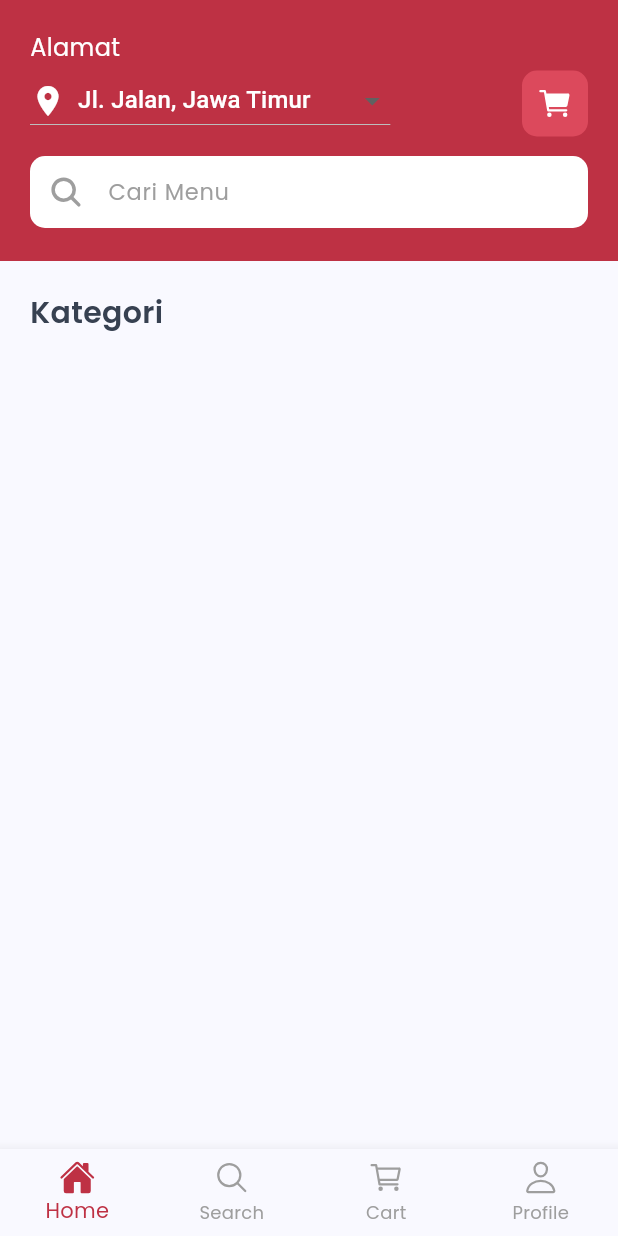
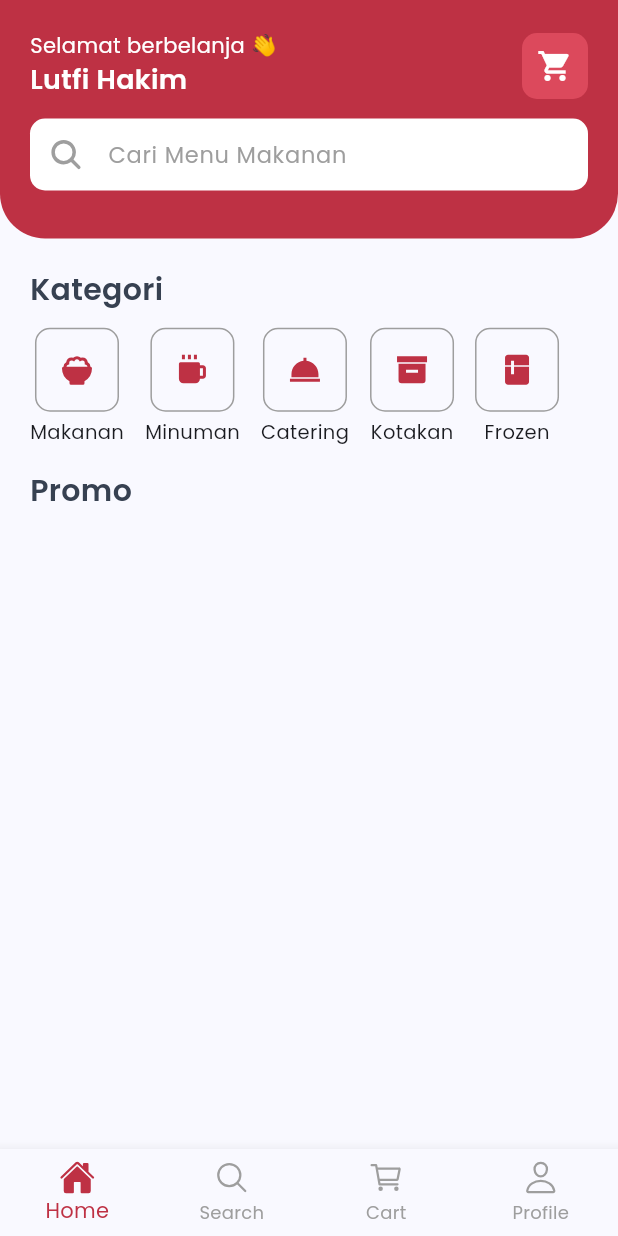
Before and after one commit to adella-kitchen/adella-mobile, a Flutter app: the screen it shows after launch, on a phone screen of 412 x 824 dp. Run offline on Flutter 3.47's test engine with Material 3 defaults, Android fonts, the phone set to English and light mode, and no system bars; our stand-ins replace animated_splash_screen, flutter_signin_button, get, icons_plus, ionicons, page_transition.

Commit message:
create home view and add widget for home
tapi masih 30% dan masih static

```diff
--- a/lib/app/modules/home/views/home_view.dart
+++ b/lib/app/modules/home/views/home_view.dart
@@ -1,10 +1,11 @@
 import 'package:adella_kitchen/app/modules/home/views/widget.dart';
+import 'package:adella_kitchen/theme/app_theme.dart';
 import 'package:adella_kitchen/theme/color.dart';
 import 'package:adella_kitchen/theme/widget/app_widget.dart';
 import 'package:flutter/cupertino.dart';
 import 'package:flutter/material.dart';
 import 'package:flutter/widgets.dart';
-
+import 'package:icons_plus/icons_plus.dart';
 import 'package:get/get.dart';
 import 'package:ionicons/ionicons.dart';
 
@@ -25,7 +26,13 @@ class HomeView extends GetView<HomeController> {
         Container(
           padding: const EdgeInsets.all(20),
           width: double.infinity,
-          color: myColor().primaryColor,
+          decoration: BoxDecoration(
+            color: myColor().primaryColor,
+            borderRadius: const BorderRadius.only(
+              bottomLeft: Radius.circular(30),
+              bottomRight: Radius.circular(30),
+            ),
+          ),
           child: Column(
             crossAxisAlignment: CrossAxisAlignment.start,
             children: [
@@ -35,77 +42,82 @@ class HomeView extends GetView<HomeController> {
                   Column(
                     crossAxisAlignment: CrossAxisAlignment.start,
                     children: [
-                      const Text(
-                        'Alamat',
-                        style: TextStyle(fontSize: 16, color: Colors.white),
+                      Text(
+                        'Selamat berbelanja 👋',
+                        style: TextStyle(
+                            fontSize: fontSize().regular, color: Colors.white),
                       ),
-                      DropdownButton<String>(
-                        value: controller.selectedAddress.value,
-                        onChanged: (String? newValue) {
-                          if (newValue != null) {
-                            print('New value selected: $newValue');
-                            controller.selectedAddress.value = newValue;
-                            print(
-                                'Selected address: ${controller.selectedAddress.value}');
-                            controller.update();
-                          }
-                        },
-                        items: <String>[
-                          'Jl. Jalan, Jawa Timur',
-                          'Jl. Kenangan Jawa Timur',
-                        ].map<DropdownMenuItem<String>>((String value) {
-                          return DropdownMenuItem<String>(
-                            value: value,
-                            child: Row(
-                              children: [
-                                const Icon(
-                                  Icons.location_on,
-                                  color: Colors.white,
-                                ),
-                                const SizedBox(width: 8),
-                                Text(
-                                  value,
-                                  style: const TextStyle(color: Colors.white),
-                                ),
-                              ],
-                            ),
-                          );
-                        }).toList(),
+                      Text(
+                        'Lutfi Hakim',
+                        style: TextStyle(
+                          fontSize: fontSize().medium,
+                          color: Colors.white,
+                          fontWeight: FontWeight.bold,
+                        ),
                       ),
                     ],
                   ),
                   const Spacer(),
                   Material(
-                    borderRadius: BorderRadius.circular(
-                        10.0), // Atur nilai border radius sesuai keinginan Anda
                     color: const Color(0xFFDC495C),
+                    borderRadius: BorderRadius.circular(10),
                     child: InkWell(
-                      borderRadius: BorderRadius.circular(
-                          10.0), // Sama dengan nilai border radius di Material
                       onTap: () {
                         // Tambahkan aksi yang ingin dilakukan saat tombol ditekan
                       },
+                      borderRadius: BorderRadius.circular(10),
                       child: Container(
                         padding: const EdgeInsets.all(10),
                         child: const Icon(
-                          Ionicons.cart,
+                          Icons.shopping_cart,
                           color: Colors.white,
                         ),
                       ),
                     ),
-                  )
+                  ),
                 ],
               ),
               const SizedBox(height: 13),
-              TfSearch(hint: 'Cari Menu', controller: searchController)
+              TfSearch(hint: 'Cari Menu Makanan', controller: searchController),
+              const SizedBox(height: 10),
             ],
           ),
         ),
+
         //main content
-        const Padding(
-          padding: EdgeInsets.all(20),
+        Padding(
+          padding: const EdgeInsets.all(20),
           child: Column(
-            children: [titleText(text: 'Kategori')],
+            crossAxisAlignment: CrossAxisAlignment.start,
+            children: [
+              const titleText(text: 'Kategori'),
+              const SizedBox(height: 10),
+              CategoryRow(categories: [
+                CategoryItemData(
+                    text: 'Makanan',
+                    icon: BoxIcons.bxs_bowl_rice,
+                    onPressed: () {}),
+                CategoryItemData(
+                    text: 'Minuman',
+                    icon: BoxIcons.bxs_coffee,
+                    onPressed: () {}),
+                CategoryItemData(
+                    text: 'Catering',
+                    icon: BoxIcons.bxs_dish,
+                    onPressed: () {}),
+                CategoryItemData(
+                    text: 'Kotakan', icon: BoxIcons.bxs_box, onPressed: () {}),
+                CategoryItemData(
+                    text: 'Frozen',
+                    icon: BoxIcons.bxs_fridge,
+                    onPressed: () {}),
+              ]),
+              const Padding(
+                padding: EdgeInsets.only(top: 15, bottom: 10),
+                child: titleText(text: 'Promo'),
+              )
+
+            ],
           ),
         ),
       ],
--- a/lib/app/modules/home/views/widget.dart
+++ b/lib/app/modules/home/views/widget.dart
@@ -1,4 +1,6 @@
+import 'package:adella_kitchen/theme/color.dart';
 import 'package:flutter/material.dart';
+import 'package:ionicons/ionicons.dart';
 
 class titleText extends StatelessWidget {
   final String text;
@@ -9,8 +11,97 @@ class titleText extends StatelessWidget {
   Widget build(BuildContext context) {
     return Text(
       text,
-      style: const TextStyle(
-          fontSize: 20, fontWeight: FontWeight.bold, color: Color(0xff374151)),
+      style: TextStyle(
+          fontSize: 20, fontWeight: FontWeight.bold, color: myColor().grey700),
     );
   }
 }
+
+class CategoryItem extends StatelessWidget {
+  final String text;
+  final IconData icon;
+  final VoidCallback onPressed;
+
+  const CategoryItem({
+    super.key,
+    required this.text,
+    required this.icon,
+    required this.onPressed,
+  });
+
+  @override
+  Widget build(BuildContext context) {
+    return GestureDetector(
+      onTap: onPressed,
+      child: Padding(
+        padding: const EdgeInsets.only(right: 14),
+        child: Column(
+          mainAxisAlignment: MainAxisAlignment.center,
+          children: [
+            Container(
+              width: 56,
+              height: 56,
+              padding: const EdgeInsets.all(10),
+              decoration: BoxDecoration(
+                borderRadius: BorderRadius.circular(10),
+                border:
+                    Border.all(color: Colors.grey), // Tambahkan border abu-abu
+              ),
+              child: Icon(
+                icon,
+                color:
+                    myColor().primaryColor, // Ubah warna ikon sesuai kebutuhan
+              ),
+            ),
+            const SizedBox(height: 4),
+            Text(
+              text,
+              style: const TextStyle(fontSize: 13),
+            )
+          ],
+        ),
+      ),
+    );
+  }
+}
+
+class CategoryRow extends StatelessWidget {
+  final List<CategoryItemData> categories;
+
+  const CategoryRow({
+    super.key,
+    required this.categories,
+  });
+
+  @override
+  Widget build(BuildContext context) {
+    return SizedBox(
+      height: 80,
+      child: ListView.builder(
+        shrinkWrap: true,
+        itemCount: categories.length,
+        scrollDirection: Axis.horizontal,
+        itemBuilder: (context, index) {
+          final category = categories[index];
+          return CategoryItem(
+            text: category.text,
+            icon: category.icon,
+            onPressed: category.onPressed,
+          );
+        },
+      ),
+    );
+  }
+}
+
+class CategoryItemData {
+  final String text;
+  final IconData icon;
+  final VoidCallback onPressed;
+
+  CategoryItemData({
+    required this.text,
+    required this.icon,
+    required this.onPressed,
+  });
+}
```
